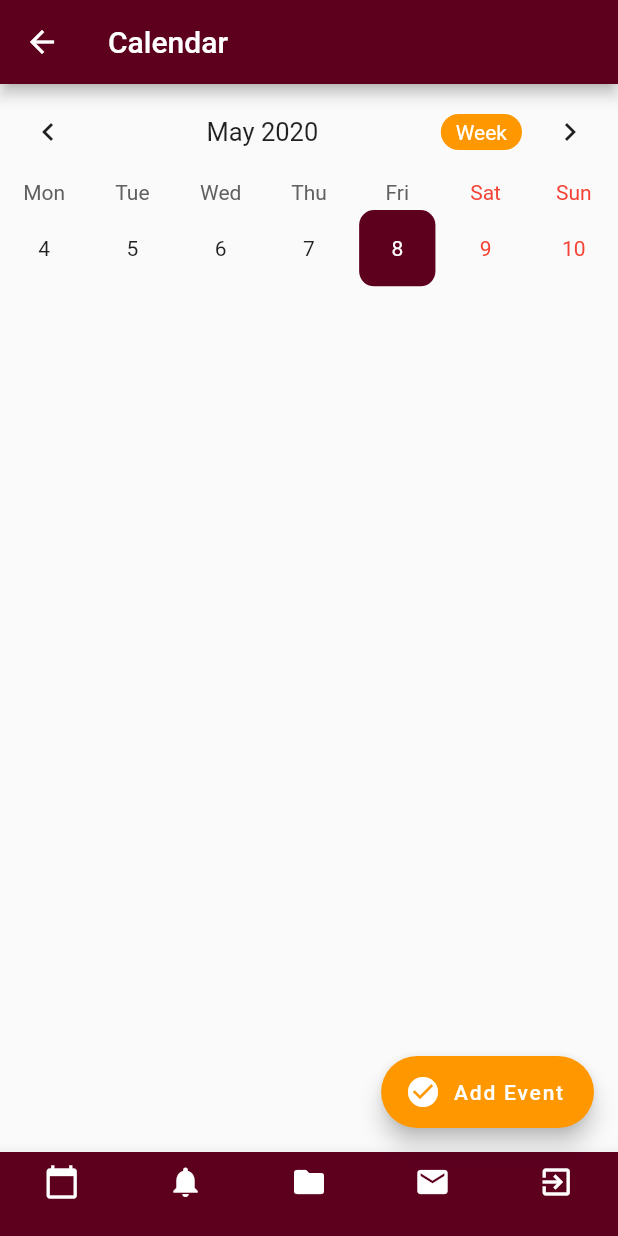
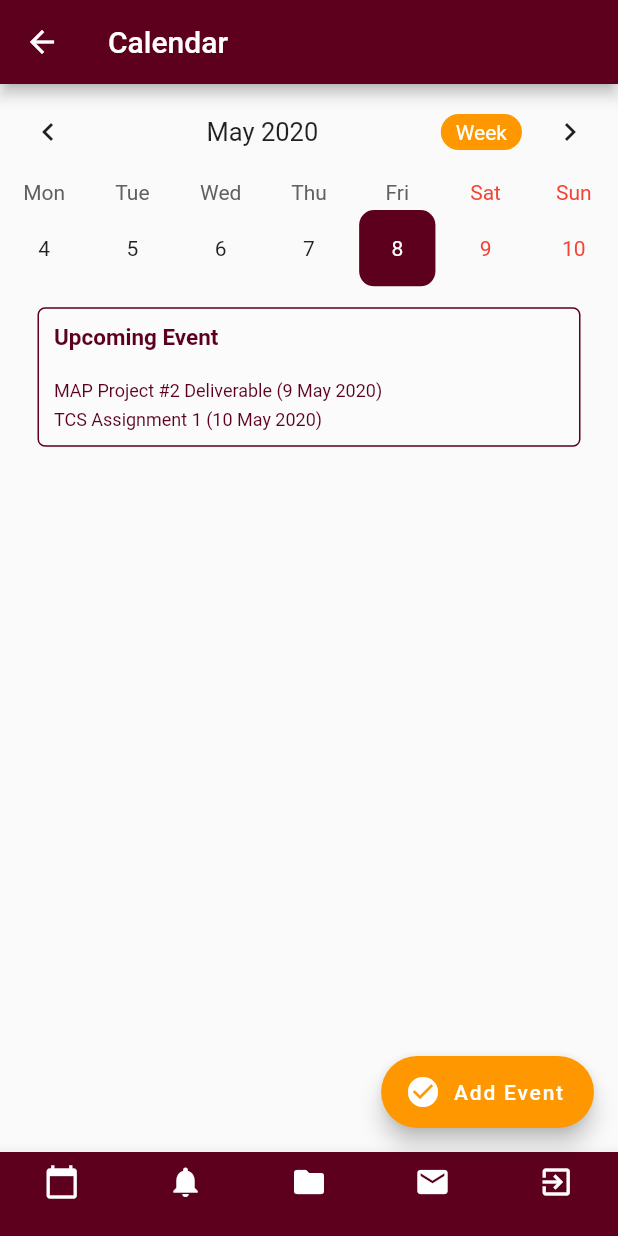
Before and after one commit to The-Brainiacs/elearning, a Flutter app: the CalendarPage screen opened directly, on a phone screen of 412 x 824 dp. Run offline on Flutter 3.47's test engine with Material 2 defaults, Android fonts, the phone set to English and light mode, and no system bars; drawn by our look-alikes of table_calendar; Roboto replaces fonts that are missing (Arial).

Commit message:
upcoming event added

```diff
--- a/lib/ui/views/calendar.dart
+++ b/lib/ui/views/calendar.dart
@@ -42,9 +42,7 @@ class _CalendarPageState extends State<CalendarPage> {
       body: SingleChildScrollView(
         child: Column(
           crossAxisAlignment: CrossAxisAlignment.start,
-          children: <Widget>[
-            buildTableCalendar(context)
-          ],
+          children: <Widget>[buildTableCalendar(context), buildEvent()],
         ),
       ),
       floatingActionButton: FloatingActionButton.extended(
@@ -107,6 +105,67 @@ class _CalendarPageState extends State<CalendarPage> {
     );
   }
 
+  Container buildEvent() {
+    return Container(
+      width: 380,
+      padding: EdgeInsets.all(10.0),
+      margin: EdgeInsets.symmetric(
+        vertical: 10.0,
+        horizontal: 25.0,
+      ),
+      decoration: BoxDecoration(
+          color: Colors.white10,
+          border: Border.all(
+            color: Color(0xff5c001e),
+          ),
+          borderRadius: BorderRadius.all(
+            Radius.circular(5.0),
+          )),
+      child: buildEventDetails(),
+    );
+  }
+
+  Column buildEventDetails() {
+    return Column(
+      crossAxisAlignment: CrossAxisAlignment.start,
+      children: <Widget>[
+        Row(
+          mainAxisAlignment: MainAxisAlignment.spaceBetween,
+          children: <Widget>[
+            Text(
+              'Upcoming Event',
+              style: TextStyle(
+                  fontWeight: FontWeight.bold,
+                  fontSize: 15.0,
+                  color: Color(0xff5c001e)),
+            ),
+          ],
+        ),
+        SizedBox(
+          height: 20,
+          width: 400,
+        ),
+        Column(
+          crossAxisAlignment: CrossAxisAlignment.start,
+          children: <Widget>[
+            Text(
+              'MAP Project #2 Deliverable (9 May 2020)',
+              style: TextStyle(fontSize: 12.0, color: Color(0xff5c001e)),
+            ),
+            SizedBox(
+              height: 5,
+              width: 300,
+            ),
+            Text(
+              'TCS Assignment 1 (10 May 2020)',
+              style: TextStyle(fontSize: 12.0, color: Color(0xff5c001e)),
+            ),
+          ],
+        ),
+      ],
+    );
+  }
+
   BottomNavigationBar buildBottomNav() {
     return BottomNavigationBar(
       type: BottomNavigationBarType.fixed,
```
Lines whose indentation alone changed are shown as unchanged.
